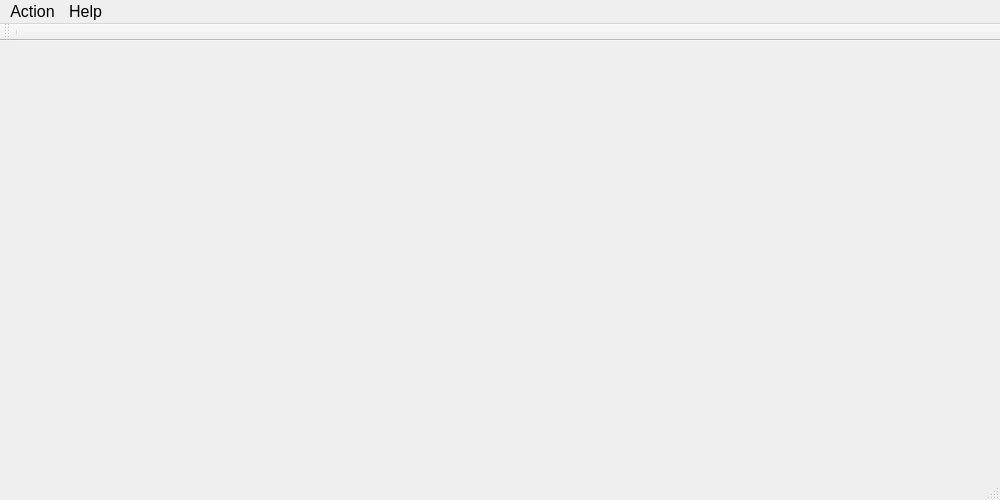
The window that src/flight_control_station.ui (microdynamics-robot-quadcopter/breeze_flight_control_station) describes before a commit, drawn with Qt 5.
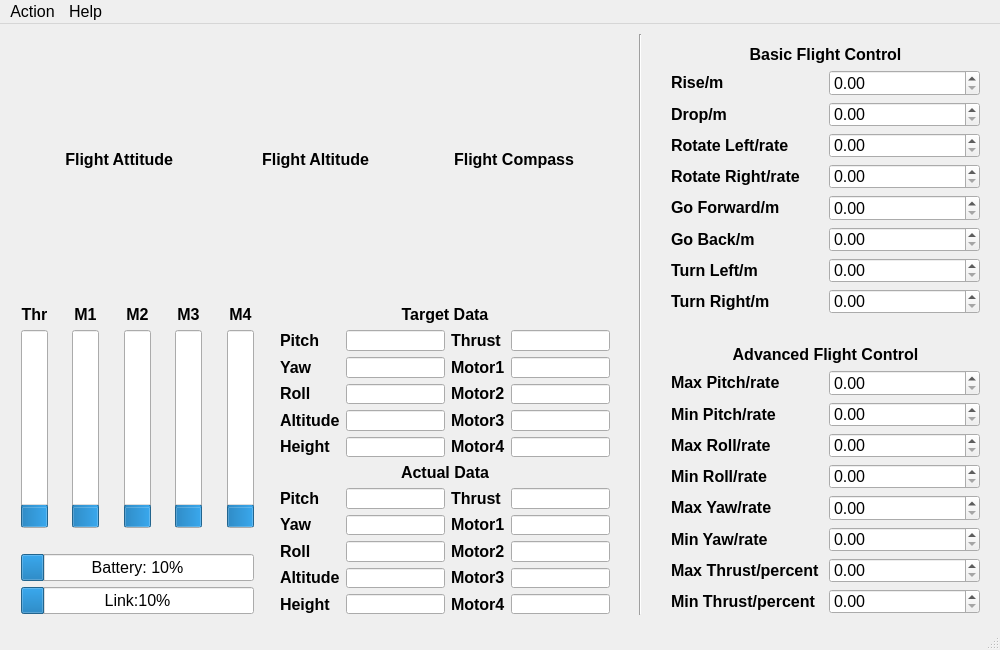
The same window after the commit.

What changed in the file:
```diff
--- a/src/flight_control_station.ui
+++ b/src/flight_control_station.ui
@@ -7,7 +7,7 @@
     <x>0</x>
     <y>0</y>
     <width>1000</width>
-    <height>500</height>
+    <height>650</height>
    </rect>
   </property>
   <property name="font">
@@ -19,17 +19,1167 @@
    <string>FlightControlStation</string>
   </property>
   <widget class="QWidget" name="centralWidget">
-   <widget class="QWidget" name="horizontalLayoutWidget">
+   <widget class="Line" name="line">
     <property name="geometry">
      <rect>
+      <x>630</x>
+      <y>10</y>
+      <width>20</width>
+      <height>581</height>
+     </rect>
+    </property>
+    <property name="orientation">
+     <enum>Qt::Vertical</enum>
+    </property>
+   </widget>
+   <widget class="QWidget" name="layoutWidget">
+    <property name="geometry">
+     <rect>
       <x>10</x>
       <y>10</y>
       <width>611</width>
-      <height>231</height>
+      <height>251</height>
      </rect>
     </property>
-    <layout class="QHBoxLayout" name="layoutIndicator"/>
+    <layout class="QHBoxLayout" name="horizontalLayoutIndicator">
+     <item>
+      <layout class="QVBoxLayout" name="verticalLayoutAttitude">
+       <item>
+        <widget class="QLabel" name="labelFlightAttitude">
+         <property name="font">
+          <font>
+           <pointsize>12</pointsize>
+           <weight>75</weight>
+           <bold>true</bold>
+          </font>
+         </property>
+         <property name="text">
+          <string> Flight Attitude</string>
+         </property>
+         <property name="alignment">
+          <set>Qt::AlignCenter</set>
+         </property>
+        </widget>
+       </item>
+      </layout>
+     </item>
+     <item>
+      <layout class="QVBoxLayout" name="verticalLayoutAltitude">
+       <item>
+        <widget class="QLabel" name="labelFlightAltitude">
+         <property name="font">
+          <font>
+           <pointsize>12</pointsize>
+           <weight>75</weight>
+           <bold>true</bold>
+          </font>
+         </property>
+         <property name="text">
+          <string>Flight Altitude</string>
+         </property>
+         <property name="alignment">
+          <set>Qt::AlignCenter</set>
+         </property>
+        </widget>
+       </item>
+      </layout>
+     </item>
+     <item>
+      <layout class="QVBoxLayout" name="verticalLayoutCompass">
+       <item>
+        <widget class="QLabel" name="labelFlightCompass">
+         <property name="font">
+          <font>
+           <pointsize>12</pointsize>
+           <weight>75</weight>
+           <bold>true</bold>
+          </font>
+         </property>
+         <property name="text">
+          <string>Flight Compass</string>
+         </property>
+         <property name="alignment">
+          <set>Qt::AlignCenter</set>
+         </property>
+        </widget>
+       </item>
+      </layout>
+     </item>
+    </layout>
    </widget>
+   <widget class="QWidget" name="">
+    <property name="geometry">
+     <rect>
+      <x>10</x>
+      <y>270</y>
+      <width>611</width>
+      <height>331</height>
+     </rect>
+    </property>
+    <layout class="QHBoxLayout" name="horizontalLayoutStateAndData">
+     <item>
+      <layout class="QVBoxLayout" name="verticalLayoutState">
+       <item>
+        <layout class="QHBoxLayout" name="horizontalLayoutMotor">
+         <item>
+          <layout class="QGridLayout" name="gridLayoutThrust">
+           <item row="0" column="0">
+            <widget class="QLabel" name="labelThrust">
+             <property name="font">
+              <font>
+               <weight>75</weight>
+               <bold>true</bold>
+              </font>
+             </property>
+             <property name="text">
+              <string>Thr</string>
+             </property>
+             <property name="alignment">
+              <set>Qt::AlignCenter</set>
+             </property>
+            </widget>
+           </item>
+           <item row="1" column="0">
+            <widget class="QProgressBar" name="progressBarThrust">
+             <property name="statusTip">
+              <string/>
+             </property>
+             <property name="value">
+              <number>10</number>
+             </property>
+             <property name="alignment">
+              <set>Qt::AlignLeading|Qt::AlignLeft|Qt::AlignVCenter</set>
+             </property>
+             <property name="orientation">
+              <enum>Qt::Vertical</enum>
+             </property>
+            </widget>
+           </item>
+          </layout>
+         </item>
+         <item>
+          <spacer name="horizontalSpacerA">
+           <property name="orientation">
+            <enum>Qt::Horizontal</enum>
+           </property>
+           <property name="sizeHint" stdset="0">
+            <size>
+             <width>40</width>
+             <height>20</height>
+            </size>
+           </property>
+          </spacer>
+         </item>
+         <item>
+          <layout class="QGridLayout" name="gridLayoutMotor1">
+           <item row="0" column="0">
+            <widget class="QLabel" name="labelMotor1">
+             <property name="font">
+              <font>
+               <weight>75</weight>
+               <bold>true</bold>
+              </font>
+             </property>
+             <property name="text">
+              <string>M1</string>
+             </property>
+             <property name="alignment">
+              <set>Qt::AlignCenter</set>
+             </property>
+            </widget>
+           </item>
+           <item row="1" column="0">
+            <widget class="QProgressBar" name="progressBarMotor1">
+             <property name="statusTip">
+              <string/>
+             </property>
+             <property name="value">
+              <number>10</number>
+             </property>
+             <property name="orientation">
+              <enum>Qt::Vertical</enum>
+             </property>
+            </widget>
+           </item>
+          </layout>
+         </item>
+         <item>
+          <spacer name="horizontalSpacerC">
+           <property name="orientation">
+            <enum>Qt::Horizontal</enum>
+           </property>
+           <property name="sizeHint" stdset="0">
+            <size>
+             <width>40</width>
+             <height>20</height>
+            </size>
+           </property>
+          </spacer>
+         </item>
+         <item>
+          <layout class="QGridLayout" name="gridLayoutMotor2">
+           <item row="1" column="0">
+            <widget class="QProgressBar" name="progressBarMotor2">
+             <property name="statusTip">
+              <string/>
+             </property>
+             <property name="value">
+              <number>10</number>
+             </property>
+             <property name="orientation">
+              <enum>Qt::Vertical</enum>
+             </property>
+            </widget>
+           </item>
+           <item row="0" column="0">
+            <widget class="QLabel" name="labelMotor2">
+             <property name="font">
+              <font>
+               <weight>75</weight>
+               <bold>true</bold>
+              </font>
+             </property>
+             <property name="text">
+              <string>M2</string>
+             </property>
+             <property name="alignment">
+              <set>Qt::AlignCenter</set>
+             </property>
+            </widget>
+           </item>
+          </layout>
+         </item>
+         <item>
+          <spacer name="horizontalSpacerD">
+           <property name="orientation">
+            <enum>Qt::Horizontal</enum>
+           </property>
+           <property name="sizeHint" stdset="0">
+            <size>
+             <width>40</width>
+             <height>20</height>
+            </size>
+           </property>
+          </spacer>
+         </item>
+         <item>
+          <layout class="QGridLayout" name="gridLayoutMotor3">
+           <item row="0" column="0">
+            <widget class="QLabel" name="labelMotor3">
+             <property name="font">
+              <font>
+               <weight>75</weight>
+               <bold>true</bold>
+              </font>
+             </property>
+             <property name="text">
+              <string>M3</string>
+             </property>
+             <property name="alignment">
+              <set>Qt::AlignCenter</set>
+             </property>
+            </widget>
+           </item>
+           <item row="1" column="0">
+            <widget class="QProgressBar" name="progressBarMotor3">
+             <property name="statusTip">
+              <string/>
+             </property>
+             <property name="value">
+              <number>10</number>
+             </property>
+             <property name="orientation">
+              <enum>Qt::Vertical</enum>
+             </property>
+            </widget>
+           </item>
+          </layout>
+         </item>
+         <item>
+          <spacer name="horizontalSpacerB">
+           <property name="orientation">
+            <enum>Qt::Horizontal</enum>
+           </property>
+           <property name="sizeHint" stdset="0">
+            <size>
+             <width>40</width>
+             <height>20</height>
+            </size>
+           </property>
+          </spacer>
+         </item>
+         <item>
+          <layout class="QGridLayout" name="gridLayoutMotor4">
+           <item row="0" column="0">
+            <widget class="QLabel" name="labelMotor4">
+             <property name="font">
+              <font>
+               <weight>75</weight>
+               <bold>true</bold>
+              </font>
+             </property>
+             <property name="text">
+              <string>M4</string>
+             </property>
+             <property name="alignment">
+              <set>Qt::AlignCenter</set>
+             </property>
+            </widget>
+           </item>
+           <item row="1" column="0">
+            <widget class="QProgressBar" name="progressBarMotor4">
+             <property name="statusTip">
+              <string/>
+             </property>
+             <property name="value">
+              <number>10</number>
+             </property>
+             <property name="orientation">
+              <enum>Qt::Vertical</enum>
+             </property>
+            </widget>
+           </item>
+          </layout>
+         </item>
+        </layout>
+       </item>
+       <item>
+        <spacer name="horizontalSpacerE">
+         <property name="orientation">
+          <enum>Qt::Horizontal</enum>
+         </property>
+         <property name="sizeHint" stdset="0">
+          <size>
+           <width>40</width>
+           <height>20</height>
+          </size>
+         </property>
+        </spacer>
+       </item>
+       <item>
+        <layout class="QHBoxLayout" name="horizontalLayoutBatteryAndLink">
+         <item>
+          <layout class="QVBoxLayout" name="verticalLayoutBatteryAndLink">
+           <item>
+            <widget class="QProgressBar" name="progressBarBattery">
+             <property name="font">
+              <font>
+               <weight>50</weight>
+               <italic>false</italic>
+               <bold>false</bold>
+              </font>
+             </property>
+             <property name="value">
+              <number>10</number>
+             </property>
+             <property name="format">
+              <string>Battery: %p%</string>
+             </property>
+            </widget>
+           </item>
+           <item>
+            <widget class="QProgressBar" name="progressBarLink">
+             <property name="font">
+              <font>
+               <weight>50</weight>
+               <bold>false</bold>
+              </font>
+             </property>
+             <property name="value">
+              <number>10</number>
+             </property>
+             <property name="format">
+              <string>Link:%p%</string>
+             </property>
+            </widget>
+           </item>
+          </layout>
+         </item>
+        </layout>
+       </item>
+      </layout>
+     </item>
+     <item>
+      <spacer name="verticalSpacerF">
+       <property name="orientation">
+        <enum>Qt::Vertical</enum>
+       </property>
+       <property name="sizeHint" stdset="0">
+        <size>
+         <width>20</width>
+         <height>40</height>
+        </size>
+       </property>
+      </spacer>
+     </item>
+     <item>
+      <layout class="QVBoxLayout" name="verticalLayoutData">
+       <item>
+        <layout class="QVBoxLayout" name="verticalLayoutDataTarget">
+         <item>
+          <widget class="QLabel" name="labelDataTarget">
+           <property name="font">
+            <font>
+             <weight>75</weight>
+             <bold>true</bold>
+            </font>
+           </property>
+           <property name="text">
+            <string>Target Data</string>
+           </property>
+           <property name="alignment">
+            <set>Qt::AlignCenter</set>
+           </property>
+          </widget>
+         </item>
+         <item>
+          <layout class="QHBoxLayout" name="horizontalLayoutDataTarget">
+           <item>
+            <layout class="QVBoxLayout" name="verticalLayoutDataTargetColumnA">
+             <item>
+              <widget class="QLabel" name="labelTargetPitch">
+               <property name="font">
+                <font>
+                 <weight>75</weight>
+                 <bold>true</bold>
+                </font>
+               </property>
+               <property name="text">
+                <string>Pitch</string>
+               </property>
+              </widget>
+             </item>
+             <item>
+              <widget class="QLabel" name="labelTargetYaw">
+               <property name="font">
+                <font>
+                 <weight>75</weight>
+                 <bold>true</bold>
+                </font>
+               </property>
+               <property name="text">
+                <string>Yaw</string>
+               </property>
+              </widget>
+             </item>
+             <item>
+              <widget class="QLabel" name="labelTargetRoll">
+               <property name="font">
+                <font>
+                 <weight>75</weight>
+                 <bold>true</bold>
+                </font>
+               </property>
+               <property name="text">
+                <string>Roll</string>
+               </property>
+              </widget>
+             </item>
+             <item>
+              <widget class="QLabel" name="labelTargetAltitude">
+               <property name="font">
+                <font>
+                 <weight>75</weight>
+                 <bold>true</bold>
+                </font>
+               </property>
+               <property name="text">
+                <string>Altitude</string>
+               </property>
+              </widget>
+             </item>
+             <item>
+              <widget class="QLabel" name="labelTargetHeight">
+               <property name="font">
+                <font>
+                 <weight>75</weight>
+                 <bold>true</bold>
+                </font>
+               </property>
+               <property name="text">
+                <string>Height</string>
+               </property>
+              </widget>
+             </item>
+            </layout>
+           </item>
+           <item>
+            <layout class="QVBoxLayout" name="verticalLayoutDataTargetColumnB">
+             <item>
+              <widget class="QLineEdit" name="lineEditTargetPitch"/>
+             </item>
+             <item>
+              <widget class="QLineEdit" name="lineEditTargetYaw"/>
+             </item>
+             <item>
+              <widget class="QLineEdit" name="lineEditTargetRoll"/>
+             </item>
+             <item>
+              <widget class="QLineEdit" name="lineEditTargetAltitude"/>
+             </item>
+             <item>
+              <widget class="QLineEdit" name="lineEditTargetHeight"/>
+             </item>
+            </layout>
+           </item>
+           <item>
+            <layout class="QVBoxLayout" name="verticalLayoutDataTargetColumnC">
+             <item>
+              <widget class="QLabel" name="labelTargetThrust">
+               <property name="font">
+                <font>
+                 <weight>75</weight>
+                 <bold>true</bold>
+                </font>
+               </property>
+               <property name="text">
+                <string>Thrust</string>
+               </property>
+              </widget>
+             </item>
+             <item>
+              <widget class="QLabel" name="labelTargetMotor1">
+               <property name="font">
+                <font>
+                 <weight>75</weight>
+                 <bold>true</bold>
+                </font>
+               </property>
+               <property name="text">
+                <string>Motor1</string>
+               </property>
+              </widget>
+             </item>
+             <item>
+              <widget class="QLabel" name="labelTargetMotor2">
+               <property name="font">
+                <font>
+                 <weight>75</weight>
+                 <bold>true</bold>
+                </font>
+               </property>
+               <property name="text">
+                <string>Motor2</string>
+               </property>
+              </widget>
+             </item>
+             <item>
+              <widget class="QLabel" name="labelTargetMotor3">
+               <property name="font">
+                <font>
+                 <weight>75</weight>
+                 <bold>true</bold>
+                </font>
+               </property>
+               <property name="text">
+                <string>Motor3</string>
+               </property>
+              </widget>
+             </item>
+             <item>
+              <widget class="QLabel" name="labelTargetMotor4">
+               <property name="font">
+                <font>
+                 <weight>75</weight>
+                 <bold>true</bold>
+                </font>
+               </property>
+               <property name="text">
+                <string>Motor4</string>
+               </property>
+              </widget>
+             </item>
+            </layout>
+           </item>
+           <item>
+            <layout class="QVBoxLayout" name="verticalLayoutDataTargetColumnD">
+             <item>
+              <widget class="QLineEdit" name="lineEditTargetThrust"/>
+             </item>
+             <item>
+              <widget class="QLineEdit" name="lineEditTargetMotor1"/>
+             </item>
+             <item>
+              <widget class="QLineEdit" name="lineEditTargetMotor2"/>
+             </item>
+             <item>
+              <widget class="QLineEdit" name="lineEditTargetMotor3"/>
+             </item>
+             <item>
+              <widget class="QLineEdit" name="lineEditTargetMotor4"/>
+             </item>
+            </layout>
+           </item>
+          </layout>
+         </item>
+        </layout>
+       </item>
+       <item>
+        <layout class="QVBoxLayout" name="verticalLayoutDataActual">
+         <item>
+          <widget class="QLabel" name="labelDataActual">
+           <property name="font">
+            <font>
+             <weight>75</weight>
+             <bold>true</bold>
+            </font>
+           </property>
+           <property name="text">
+            <string>Actual Data</string>
+           </property>
+           <property name="alignment">
+            <set>Qt::AlignCenter</set>
+           </property>
+          </widget>
+         </item>
+         <item>
+          <layout class="QHBoxLayout" name="horizontalLayoutDataActual">
+           <item>
+            <layout class="QVBoxLayout" name="verticalLayoutDataActualColumnA">
+             <item>
+              <widget class="QLabel" name="labelActualPitch">
+               <property name="font">
+                <font>
+                 <weight>75</weight>
+                 <bold>true</bold>
+                </font>
+               </property>
+               <property name="text">
+                <string>Pitch</string>
+               </property>
+              </widget>
+             </item>
+             <item>
+              <widget class="QLabel" name="labelActualYaw">
+               <property name="font">
+                <font>
+                 <weight>75</weight>
+                 <bold>true</bold>
+                </font>
+               </property>
+               <property name="text">
+                <string>Yaw</string>
+               </property>
+              </widget>
+             </item>
+             <item>
+              <widget class="QLabel" name="labelActualRoll">
+               <property name="font">
+                <font>
+                 <weight>75</weight>
+                 <bold>true</bold>
+                </font>
+               </property>
+               <property name="text">
+                <string>Roll</string>
+               </property>
+              </widget>
+             </item>
+             <item>
+              <widget class="QLabel" name="labelActualAltitude">
+               <property name="font">
+                <font>
+                 <weight>75</weight>
+                 <bold>true</bold>
+                </font>
+               </property>
+               <property name="text">
+                <string>Altitude</string>
+               </property>
+              </widget>
+             </item>
+             <item>
+              <widget class="QLabel" name="labelActualHeight">
+               <property name="font">
+                <font>
+                 <weight>75</weight>
+                 <bold>true</bold>
+                </font>
+               </property>
+               <property name="text">
+                <string>Height</string>
+               </property>
+              </widget>
+             </item>
+            </layout>
+           </item>
+           <item>
+            <layout class="QVBoxLayout" name="verticalLayoutDataActualColumnB">
+             <item>
+              <widget class="QLineEdit" name="lineEditActualPitch"/>
+             </item>
+             <item>
+              <widget class="QLineEdit" name="lineEditActualYaw"/>
+             </item>
+             <item>
+              <widget class="QLineEdit" name="lineEditActualRoll"/>
+             </item>
+             <item>
+              <widget class="QLineEdit" name="lineEditActualAltitude"/>
+             </item>
+             <item>
+              <widget class="QLineEdit" name="lineEditActualHeight"/>
+             </item>
+            </layout>
+           </item>
+           <item>
+            <layout class="QVBoxLayout" name="verticalLayoutDataActualColumnC">
+             <item>
+              <widget class="QLabel" name="labelActualThrust">
+               <property name="font">
+                <font>
+                 <weight>75</weight>
+                 <bold>true</bold>
+                </font>
+               </property>
+               <property name="text">
+                <string>Thrust</string>
+               </property>
+              </widget>
+             </item>
+             <item>
+              <widget class="QLabel" name="labelActualMotor1">
+               <property name="font">
+                <font>
+                 <weight>75</weight>
+                 <bold>true</bold>
+                </font>
+               </property>
+               <property name="text">
+                <string>Motor1</string>
+               </property>
+              </widget>
+             </item>
+             <item>
+              <widget class="QLabel" name="labelActualMotor2">
+               <property name="font">
+                <font>
+                 <weight>75</weight>
+                 <bold>true</bold>
+                </font>
+               </property>
+               <property name="text">
+                <string>Motor2</string>
+               </property>
+              </widget>
+             </item>
+             <item>
+              <widget class="QLabel" name="labelActualMotor3">
+               <property name="font">
+                <font>
+                 <weight>75</weight>
+                 <bold>true</bold>
+                </font>
+               </property>
+               <property name="text">
+                <string>Motor3</string>
+               </property>
+              </widget>
+             </item>
+             <item>
+              <widget class="QLabel" name="labelActualMotor4">
+               <property name="font">
+                <font>
+                 <weight>75</weight>
+                 <bold>true</bold>
+                </font>
+               </property>
+               <property name="text">
+                <string>Motor4</string>
+               </property>
+              </widget>
+             </item>
+            </layout>
+           </item>
+           <item>
+            <layout class="QVBoxLayout" name="verticalLayoutDataActualColumnD">
+             <item>
+              <widget class="QLineEdit" name="lineEditActualThrust"/>
+             </item>
+             <item>
+              <widget class="QLineEdit" name="lineEditActualMotor1"/>
+             </item>
+             <item>
+              <widget class="QLineEdit" name="lineEditActualMotor2"/>
+             </item>
+             <item>
+              <widget class="QLineEdit" name="lineEditActualMotor3"/>
+             </item>
+             <item>
+              <widget class="QLineEdit" name="lineEditActualMotor4"/>
+             </item>
+            </layout>
+           </item>
+          </layout>
+         </item>
+        </layout>
+       </item>
+      </layout>
+     </item>
+    </layout>
+   </widget>
+   <widget class="QWidget" name="">
+    <property name="geometry">
+     <rect>
+      <x>660</x>
+      <y>10</y>
+      <width>331</width>
+      <height>291</height>
+     </rect>
+    </property>
+    <layout class="QVBoxLayout" name="verticalLayoutFlightControlBasic">
+     <item>
+      <widget class="QLabel" name="labelFlightControlBasic">
+       <property name="font">
+        <font>
+         <weight>75</weight>
+         <bold>true</bold>
+        </font>
+       </property>
+       <property name="text">
+        <string>Basic Flight Control</string>
+       </property>
+       <property name="alignment">
+        <set>Qt::AlignCenter</set>
+       </property>
+      </widget>
+     </item>
+     <item>
+      <layout class="QHBoxLayout" name="horizontalLayoutFlightControlBasic">
+       <item>
+        <layout class="QVBoxLayout" name="verticalLayoutFlightControlBasicColumnA">
+         <item>
+          <widget class="QLabel" name="labelRise">
+           <property name="font">
+            <font>
+             <weight>75</weight>
+             <bold>true</bold>
+            </font>
+           </property>
+           <property name="text">
+            <string>Rise/m</string>
+           </property>
+          </widget>
+         </item>
+         <item>
+          <widget class="QLabel" name="labelDrop">
+           <property name="font">
+            <font>
+             <weight>75</weight>
+             <bold>true</bold>
+            </font>
+           </property>
+           <property name="text">
+            <string>Drop/m</string>
+           </property>
+          </widget>
+         </item>
+         <item>
+          <widget class="QLabel" name="labelRotateLeft">
+           <property name="font">
+            <font>
+             <weight>75</weight>
+             <bold>true</bold>
+            </font>
+           </property>
+           <property name="text">
+            <string>Rotate Left/rate</string>
+           </property>
+          </widget>
+         </item>
+         <item>
+          <widget class="QLabel" name="labelRotateRight">
+           <property name="font">
+            <font>
+             <weight>75</weight>
+             <bold>true</bold>
+            </font>
+           </property>
+           <property name="text">
+            <string>Rotate Right/rate</string>
+           </property>
+          </widget>
+         </item>
+         <item>
+          <widget class="QLabel" name="labelGoForward">
+           <property name="font">
+            <font>
+             <weight>75</weight>
+             <bold>true</bold>
+            </font>
+           </property>
+           <property name="text">
+            <string>Go Forward/m</string>
+           </property>
+          </widget>
+         </item>
+         <item>
+          <widget class="QLabel" name="labelGoBack">
+           <property name="font">
+            <font>
+             <weight>75</weight>
+             <bold>true</bold>
+            </font>
+           </property>
+           <property name="text">
+            <string>Go Back/m</string>
+           </property>
+          </widget>
+         </item>
+         <item>
+          <widget class="QLabel" name="labelTurnLeft">
+           <property name="font">
+            <font>
+             <weight>75</weight>
+             <bold>true</bold>
+            </font>
+           </property>
+           <property name="text">
+            <string>Turn Left/m</string>
+           </property>
+          </widget>
+         </item>
+         <item>
+          <widget class="QLabel" name="labelTurnRight">
+           <property name="font">
+            <font>
+             <weight>75</weight>
+             <bold>true</bold>
+            </font>
+           </property>
+           <property name="text">
+            <string>Turn Right/m</string>
+           </property>
+          </widget>
+         </item>
+        </layout>
+       </item>
+       <item>
+        <layout class="QVBoxLayout" name="verticalLayoutFlightControlBasicColumnB">
+         <item>
+          <widget class="QDoubleSpinBox" name="doubleSpinBoxRise"/>
+         </item>
+         <item>
+          <widget class="QDoubleSpinBox" name="doubleSpinBoxDrop"/>
+         </item>
+         <item>
+          <widget class="QDoubleSpinBox" name="doubleSpinBoxRotateLeft"/>
+         </item>
+         <item>
+          <widget class="QDoubleSpinBox" name="doubleSpinBoxRotateRight"/>
+         </item>
+         <item>
+          <widget class="QDoubleSpinBox" name="doubleSpinBoxGoForward"/>
+         </item>
+         <item>
+          <widget class="QDoubleSpinBox" name="doubleSpinBoxGoBack"/>
+         </item>
+         <item>
+          <widget class="QDoubleSpinBox" name="doubleSpinBoxTurnLeft"/>
+         </item>
+         <item>
+          <widget class="QDoubleSpinBox" name="doubleSpinBoxTurnRight"/>
+         </item>
+        </layout>
+       </item>
+      </layout>
+     </item>
+    </layout>
+   </widget>
+   <widget class="QWidget" name="">
+    <property name="geometry">
+     <rect>
+      <x>660</x>
+      <y>310</y>
+      <width>331</width>
+      <height>291</height>
+     </rect>
+    </property>
+    <layout class="QVBoxLayout" name="verticalLayoutFlightControlAdvanced">
+     <item>
+      <widget class="QLabel" name="labelFlightControlAdvanced">
+       <property name="font">
+        <font>
+         <weight>75</weight>
+         <bold>true</bold>
+        </font>
+       </property>
+       <property name="text">
+        <string>Advanced Flight Control</string>
+       </property>
+       <property name="alignment">
+        <set>Qt::AlignCenter</set>
+       </property>
+      </widget>
+     </item>
+     <item>
+      <layout class="QHBoxLayout" name="horizontalLayoutFlightControlAdvanced">
+       <item>
+        <layout class="QVBoxLayout" name="verticalLayoutFlightControlAdvancedColumnA">
+         <item>
+          <widget class="QLabel" name="labelMaxPitch">
+           <property name="font">
+            <font>
+             <weight>75</weight>
+             <bold>true</bold>
+            </font>
+           </property>
+           <property name="text">
+            <string>Max Pitch/rate</string>
+           </property>
+          </widget>
+         </item>
+         <item>
+          <widget class="QLabel" name="labelMinPitch">
+           <property name="font">
+            <font>
+             <weight>75</weight>
+             <bold>true</bold>
+            </font>
+           </property>
+           <property name="text">
+            <string>Min Pitch/rate</string>
+           </property>
+          </widget>
+         </item>
+         <item>
+          <widget class="QLabel" name="labelMaxRoll">
+           <property name="font">
+            <font>
+             <weight>75</weight>
+             <bold>true</bold>
+            </font>
+           </property>
+           <property name="text">
+            <string>Max Roll/rate</string>
+           </property>
+          </widget>
+         </item>
+         <item>
+          <widget class="QLabel" name="labelMinRoll">
+           <property name="font">
+            <font>
+             <weight>75</weight>
+             <bold>true</bold>
+            </font>
+           </property>
+           <property name="text">
+            <string>Min Roll/rate</string>
+           </property>
+          </widget>
+         </item>
+         <item>
+          <widget class="QLabel" name="labelMaxYaw">
+           <property name="font">
+            <font>
+             <weight>75</weight>
+             <bold>true</bold>
+            </font>
+           </property>
+           <property name="text">
+            <string>Max Yaw/rate</string>
+           </property>
+          </widget>
+         </item>
+         <item>
+          <widget class="QLabel" name="labelMinYaw">
+           <property name="font">
+            <font>
+             <weight>75</weight>
+             <bold>true</bold>
+            </font>
+           </property>
+           <property name="text">
+            <string>Min Yaw/rate</string>
+           </property>
+          </widget>
+         </item>
+         <item>
+          <widget class="QLabel" name="labelMaxThrust">
+           <property name="font">
+            <font>
+             <weight>75</weight>
+             <bold>true</bold>
+            </font>
+           </property>
+           <property name="text">
+            <string>Max Thrust/percent</string>
+           </property>
+          </widget>
+         </item>
+         <item>
+          <widget class="QLabel" name="labelMinThrust">
+           <property name="font">
+            <font>
+             <weight>75</weight>
+             <bold>true</bold>
+            </font>
+           </property>
+           <property name="text">
+            <string>Min Thrust/percent</string>
+           </property>
+          </widget>
+         </item>
+        </layout>
+       </item>
+       <item>
+        <layout class="QVBoxLayout" name="verticalLayoutFlightControlAdvancedColumnB">
+         <item>
+          <widget class="QDoubleSpinBox" name="doubleSpinBoxMaxPitch"/>
+         </item>
+         <item>
+          <widget class="QDoubleSpinBox" name="doubleSpinBoxMinPitch"/>
+         </item>
+         <item>
+          <widget class="QDoubleSpinBox" name="doubleSpinBoxMaxRoll"/>
+         </item>
+         <item>
+          <widget class="QDoubleSpinBox" name="doubleSpinBoxMinRoll"/>
+         </item>
+         <item>
+          <widget class="QDoubleSpinBox" name="doubleSpinBoxMaxYaw"/>
+         </item>
+         <item>
+          <widget class="QDoubleSpinBox" name="doubleSpinBoxMinYaw"/>
+         </item>
+         <item>
+          <widget class="QDoubleSpinBox" name="doubleSpinBoxMaxThrust"/>
+         </item>
+         <item>
+          <widget class="QDoubleSpinBox" name="doubleSpinBoxMinThrust"/>
+         </item>
+        </layout>
+       </item>
+      </layout>
+     </item>
+    </layout>
+   </widget>
+   <zorder>layoutWidget</zorder>
+   <zorder>layoutWidget</zorder>
+   <zorder>layoutWidget</zorder>
+   <zorder>line</zorder>
+   <zorder>labelRise</zorder>
+   <zorder>labelDrop</zorder>
+   <zorder>labelRotateLeft</zorder>
+   <zorder>labelRotateRight</zorder>
+   <zorder>labelGoForward</zorder>
+   <zorder>labelGoBack</zorder>
+   <zorder>doubleSpinBoxRise</zorder>
+   <zorder>doubleSpinBoxDrop</zorder>
+   <zorder>doubleSpinBoxRotateLeft</zorder>
+   <zorder>doubleSpinBoxRotateRight</zorder>
+   <zorder>doubleSpinBoxGoForward</zorder>
+   <zorder>doubleSpinBoxGoBack</zorder>
+   <zorder>doubleSpinBoxTurnLeft</zorder>
+   <zorder>doubleSpinBoxTurnRight</zorder>
+   <zorder>labelFlightControlBasic</zorder>
+   <zorder>labelFlightControlAdvanced</zorder>
+   <zorder>labelMaxPitch</zorder>
+   <zorder>labelMaxYaw</zorder>
+   <zorder>doubleSpinBoxMaxPitch</zorder>
+   <zorder>doubleSpinBoxMinPitch</zorder>
+   <zorder>doubleSpinBoxMaxRoll</zorder>
+   <zorder>doubleSpinBoxMinThrust</zorder>
   </widget>
   <widget class="QMenuBar" name="menuBar">
    <property name="geometry">
@@ -56,15 +1206,6 @@
    <addaction name="menuAction"/>
    <addaction name="menuHelp"/>
   </widget>
-  <widget class="QToolBar" name="mainToolBar">
-   <attribute name="toolBarArea">
-    <enum>TopToolBarArea</enum>
-   </attribute>
-   <attribute name="toolBarBreak">
-    <bool>false</bool>
-   </attribute>
-   <addaction name="separator"/>
-  </widget>
   <widget class="QStatusBar" name="statusBar"/>
   <action name="actionExit">
    <property name="text">
```
Left out of the diff: 2 changed lines with no effect on the pictures.
